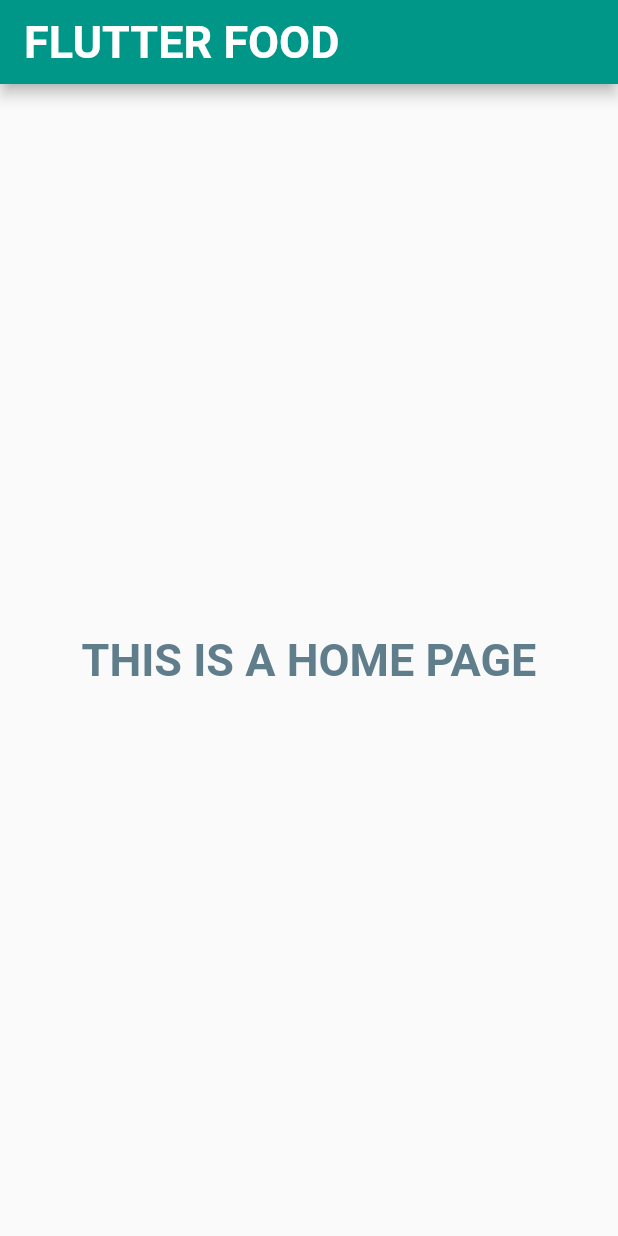
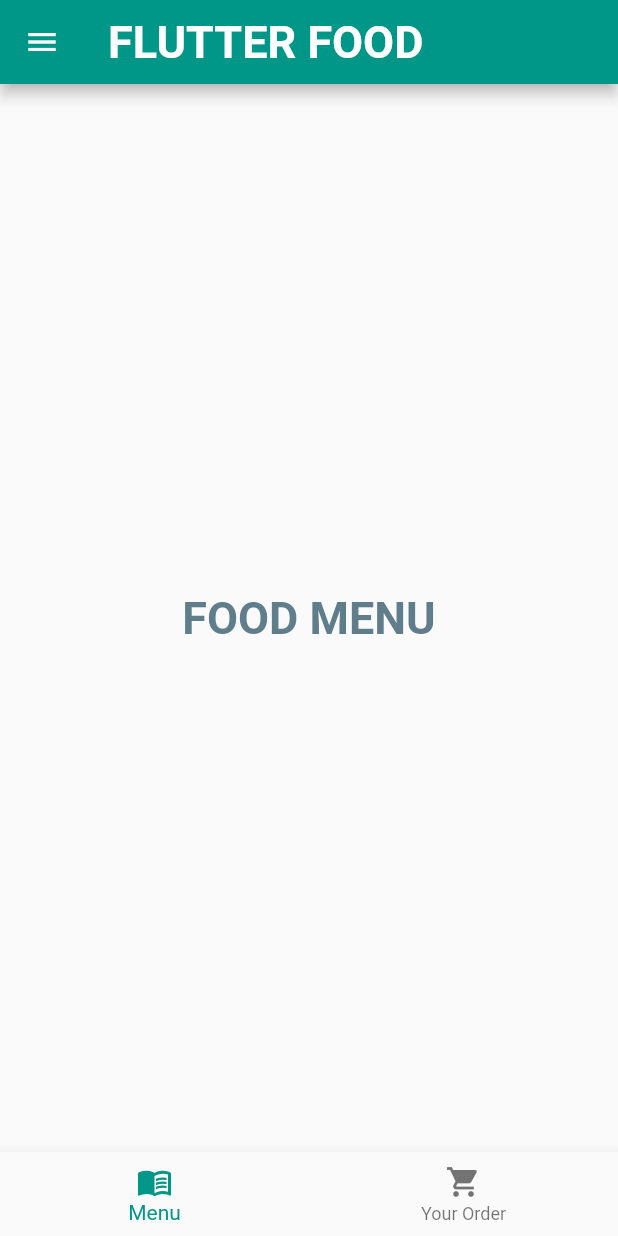
Before and after one commit to tiwarin42/flutter_food, a Flutter app: the HomePage screen opened directly, on a phone screen of 412 x 824 dp. Run offline on Flutter 3.47's test engine with Material 2 defaults, Android fonts, the phone set to English and light mode, and no system bars.

Commit message:
home work 11

```diff
--- /dev/null
+++ b/lib/pages/home/food/food_page.dart
@@ -0,0 +1,41 @@
+import 'package:flutter/material.dart';
+import 'package:flutter_food/pages/home/food/foodlist_page.dart';
+import 'package:flutter_food/pages/home/food/order_page.dart';
+
+class FoodPage extends StatefulWidget {
+  static const routeName = '/food';
+
+  const FoodPage({Key? key}) : super(key: key);
+
+  @override
+  _FoodPageState createState() => _FoodPageState();
+}
+
+class _FoodPageState extends State<FoodPage> {
+  var _selectedBottomNavIndex = 0;
+
+  @override
+  Widget build(BuildContext context) {
+    return Scaffold(
+      body: _selectedBottomNavIndex == 0 ? FoodListPage() : OrderPage(),
+      bottomNavigationBar: BottomNavigationBar(
+        items: [
+          BottomNavigationBarItem(
+            icon: Icon(Icons.menu_book),
+            label: 'Menu',
+          ),
+          BottomNavigationBarItem(
+            icon: Icon(Icons.shopping_cart),
+            label: 'Your Order',
+          ),
+        ],
+        currentIndex: _selectedBottomNavIndex,
+        onTap: (index) {
+          setState(() {
+            _selectedBottomNavIndex = index;
+          });
+        },
+      ),
+    );
+  }
+}
--- /dev/null
+++ b/lib/pages/home/food/foodlist_page.dart
@@ -0,0 +1,23 @@
+import 'package:flutter/material.dart';
+
+class FoodListPage extends StatelessWidget {
+  static const routeName = '/foodlist';
+
+  const FoodListPage({Key? key}) : super(key: key);
+
+  @override
+  Widget build(BuildContext context) {
+    return Scaffold(
+      body: Center(
+        child: Text(
+          'FOOD MENU',
+          textAlign: TextAlign.center,
+          style: TextStyle(
+              fontSize: 30.0,
+              fontWeight: FontWeight.bold,
+              color: Colors.blueGrey),
+        ),
+      ),
+    );
+  }
+}
--- a/lib/pages/home/home_page.dart
+++ b/lib/pages/home/home_page.dart
@@ -1,6 +1,10 @@
 import 'package:flutter/material.dart';
+import 'package:flutter_food/pages/home/food/food_page.dart';
+import 'package:flutter_food/pages/home/profile_page.dart';
 
 class HomePage extends StatefulWidget {
+  static const routeName = '/home';
+
   const HomePage({Key? key}) : super(key: key);
 
   @override
@@ -8,21 +12,87 @@ class HomePage extends StatefulWidget {
 }
 
 class _HomePageState extends State<HomePage> {
+  var _subPageIndex = 0;
+
   @override
   Widget build(BuildContext context) {
     return Scaffold(
       appBar: AppBar(
         backgroundColor: Colors.teal,
-        title: Text('FLUTTER FOOD'),
+        title: Text(_subPageIndex == 0 ? 'FLUTTER FOOD' : 'Profile'),
       ),
-      body: Container(
-        child: Center(
-            child: Text(
-          'THIS IS A HOME PAGE',
-          textAlign: TextAlign.center,
-          style: TextStyle(fontSize: 30.0,fontWeight: FontWeight.bold,color: Colors.blueGrey),
-        )),
+      drawer: Drawer(
+        child: ListView(
+          padding: EdgeInsets.zero,
+          children: [
+            DrawerHeader(
+              decoration: BoxDecoration(
+                color: Colors.teal,
+              ),
+              child: Column(
+                crossAxisAlignment: CrossAxisAlignment.start,
+                children: [
+                  ClipRRect(
+                      borderRadius: BorderRadius.circular(40.0),
+                      child: Container(
+                        width: 80.0,
+                        height: 80.0,
+                        child: Image.asset('assets/images/profile.png'),
+                      )),
+                  SizedBox(
+                    height: 8.0,
+                  ),
+                  Text(
+                    'Tiwarin Suthasom',
+                    style: TextStyle(fontSize: 22.0, color: Colors.white),
+                  ),
+                  Text(
+                    'Tiwarin264@gmail.com',
+                    style: TextStyle(fontSize: 17.0, color: Colors.white70),
+                  ),
+                ],
+              ),
+            ),
+            ListTile(
+              title: _buildDrawerItem(Icon(Icons.fastfood), 'Food'),
+              onTap: () => _showSubPage(0),
+            ),
+            ListTile(
+              title: _buildDrawerItem(Icon(Icons.person), 'Profile'),
+              onTap: () => _showSubPage(1),
+            ),
+          ],
+        ),
       ),
+      body: _buildSubPage(),
+    );
+  }
+
+  _showSubPage(int index) {
+    setState(() {
+      _subPageIndex = index;
+    });
+    Navigator.of(context).pop();
+  }
+
+  Widget _buildSubPage() {
+    switch (_subPageIndex) {
+      case 0:
+        return FoodPage();
+      case 1:
+        return Profile();
+      default:
+        return SizedBox.shrink();
+    }
+  }
+
+  Row _buildDrawerItem(Widget icon, String title) {
+    return Row(
+      children: [
+        icon,
+        SizedBox(width: 8.0),
+        Text(title),
+      ],
     );
   }
 }
--- a/pubspec.yaml
+++ b/pubspec.yaml
@@ -45,8 +45,8 @@ flutter:
   uses-material-design: true
 
   # To add assets to your application, add an assets section, like this:
-  # assets:
-  #   - images/a_dot_burr.jpeg
+  assets:
+     - assets/images/
   #   - images/a_dot_ham.jpeg
 
   # An image asset can refer to one or more resolution-specific "variants", see
```
Also changed, not shown: lib/main.dart (+16 -2 lines), lib/pages/home/food/order_page.dart (added, +22 -0 lines), lib/pages/home/profile_page.dart (added, +37 -0 lines), lib/pages/login/login_page.dart (+9 -4 lines), assets/images/profile.png (added).
